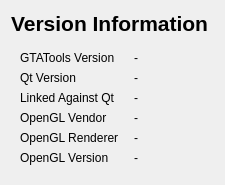
alemariusnexus/gtatools, file src/gtatools-gui/src/src/gui/VersionDialog.ui: the form before one commit.
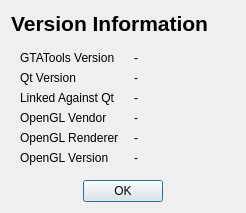
The form after the commit.

```diff
--- a/src/gtatools-gui/src/src/gui/VersionDialog.ui
+++ b/src/gtatools-gui/src/src/gui/VersionDialog.ui
@@ -6,8 +6,8 @@
    <rect>
     <x>0</x>
     <y>0</y>
-    <width>225</width>
-    <height>147</height>
+    <width>246</width>
+    <height>175</height>
    </rect>
   </property>
   <property name="windowTitle">
@@ -37,6 +37,9 @@
       </sizepolicy>
      </property>
      <layout class="QFormLayout" name="formLayout">
+      <property name="fieldGrowthPolicy">
+       <enum>QFormLayout::ExpandingFieldsGrow</enum>
+      </property>
       <property name="horizontalSpacing">
        <number>15</number>
       </property>
@@ -127,6 +130,16 @@
      </layout>
     </widget>
    </item>
+   <item>
+    <widget class="QDialogButtonBox" name="buttonBox">
+     <property name="standardButtons">
+      <set>QDialogButtonBox::Ok</set>
+     </property>
+     <property name="centerButtons">
+      <bool>true</bool>
+     </property>
+    </widget>
+   </item>
   </layout>
  </widget>
  <resources/>
```
Left out of the diff: 14 changed lines with no effect on the pictures.
